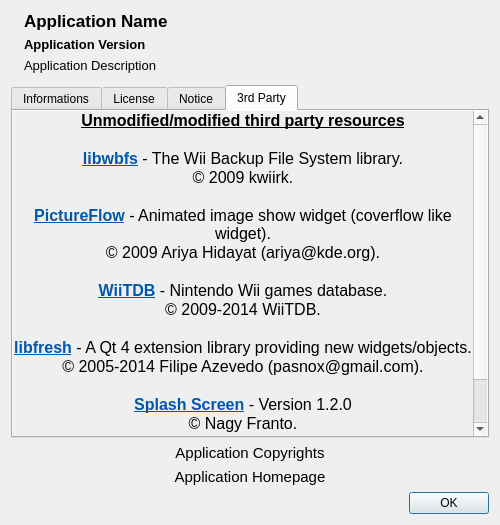
First picture: the form in qwbfs/src/UIAbout.ui, repository letzzar/qwbfsmanager, before the edit.
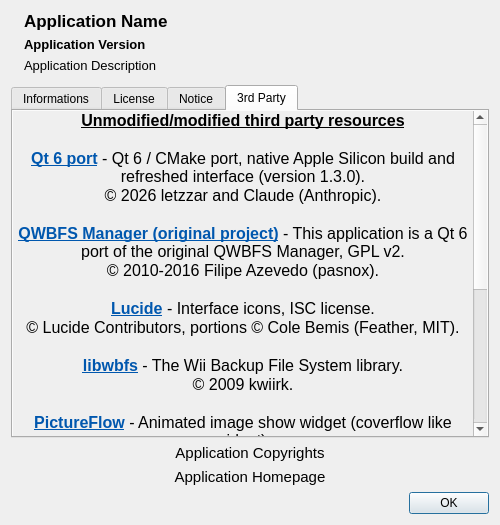
Second picture: the form after the edit. The open tabs and pages were chosen to show the change. Icons and pictures are not drawn.

Commit message:
Credits for the original project and the port, release notes for 1.3.0
- About dialog: credit the original QWBFS Manager, the Qt 6 port
  (letzzar and Claude) and the Lucide icons.
- README: credits and license section.
- Release notes in packages/release-notes, used by the release job.

The edit to the form file:
```diff
--- a/qwbfs/src/UIAbout.ui
+++ b/qwbfs/src/UIAbout.ui
@@ -822,6 +822,15 @@
 &lt;/style&gt;&lt;/head&gt;&lt;body&gt;
 &lt;p style=&quot; margin-top:0px; margin-bottom:0px; margin-left:0px; margin-right:0px; -qt-block-indent:0; text-indent:0px;&quot;&gt;&lt;span style=&quot; font-family:'Arial'; font-weight:600; text-decoration: underline;&quot;&gt;Unmodified/modified third party resources&lt;/span&gt;&lt;/p&gt;
 &lt;p style=&quot;-qt-paragraph-type:empty; margin-top:0px; margin-bottom:0px; margin-left:0px; margin-right:0px; -qt-block-indent:0; text-indent:0px; font-family:'Arial';&quot;&gt;&lt;/p&gt;
+&lt;p style=&quot; margin-top:0px; margin-bottom:0px; margin-left:0px; margin-right:0px; -qt-block-indent:0; text-indent:0px;&quot;&gt;&lt;a href=&quot;https://github.com/letzzar/qwbfsmanager&quot;&gt;&lt;span style=&quot; font-family:'Arial'; font-weight:600; text-decoration: underline; color:#0057ae;&quot;&gt;Qt 6 port&lt;/span&gt;&lt;/a&gt;&lt;span style=&quot; font-family:'Arial';&quot;&gt; - Qt 6 / CMake port, native Apple Silicon build and refreshed interface (version 1.3.0).&lt;/span&gt;&lt;/p&gt;
+&lt;p style=&quot; margin-top:0px; margin-bottom:0px; margin-left:0px; margin-right:0px; -qt-block-indent:0; text-indent:0px;&quot;&gt;&lt;span style=&quot; font-family:'Arial';&quot;&gt;© 2026 letzzar and Claude (Anthropic).&lt;/span&gt;&lt;/p&gt;
+&lt;p style=&quot;-qt-paragraph-type:empty; margin-top:0px; margin-bottom:0px; margin-left:0px; margin-right:0px; -qt-block-indent:0; text-indent:0px; font-family:'Arial';&quot;&gt;&lt;/p&gt;
+&lt;p style=&quot; margin-top:0px; margin-bottom:0px; margin-left:0px; margin-right:0px; -qt-block-indent:0; text-indent:0px;&quot;&gt;&lt;a href=&quot;https://github.com/pasnox/qwbfsmanager&quot;&gt;&lt;span style=&quot; font-family:'Arial'; font-weight:600; text-decoration: underline; color:#0057ae;&quot;&gt;QWBFS Manager (original project)&lt;/span&gt;&lt;/a&gt;&lt;span style=&quot; font-family:'Arial';&quot;&gt; - This application is a Qt 6 port of the original QWBFS Manager, GPL v2.&lt;/span&gt;&lt;/p&gt;
+&lt;p style=&quot; margin-top:0px; margin-bottom:0px; margin-left:0px; margin-right:0px; -qt-block-indent:0; text-indent:0px;&quot;&gt;&lt;span style=&quot; font-family:'Arial';&quot;&gt;© 2010-2016 Filipe Azevedo (pasnox).&lt;/span&gt;&lt;/p&gt;
+&lt;p style=&quot;-qt-paragraph-type:empty; margin-top:0px; margin-bottom:0px; margin-left:0px; margin-right:0px; -qt-block-indent:0; text-indent:0px; font-family:'Arial';&quot;&gt;&lt;/p&gt;
+&lt;p style=&quot; margin-top:0px; margin-bottom:0px; margin-left:0px; margin-right:0px; -qt-block-indent:0; text-indent:0px;&quot;&gt;&lt;a href=&quot;https://lucide.dev&quot;&gt;&lt;span style=&quot; font-family:'Arial'; font-weight:600; text-decoration: underline; color:#0057ae;&quot;&gt;Lucide&lt;/span&gt;&lt;/a&gt;&lt;span style=&quot; font-family:'Arial';&quot;&gt; - Interface icons, ISC license.&lt;/span&gt;&lt;/p&gt;
+&lt;p style=&quot; margin-top:0px; margin-bottom:0px; margin-left:0px; margin-right:0px; -qt-block-indent:0; text-indent:0px;&quot;&gt;&lt;span style=&quot; font-family:'Arial';&quot;&gt;© Lucide Contributors, portions © Cole Bemis (Feather, MIT).&lt;/span&gt;&lt;/p&gt;
+&lt;p style=&quot;-qt-paragraph-type:empty; margin-top:0px; margin-bottom:0px; margin-left:0px; margin-right:0px; -qt-block-indent:0; text-indent:0px; font-family:'Arial';&quot;&gt;&lt;/p&gt;
 &lt;p style=&quot; margin-top:0px; margin-bottom:0px; margin-left:0px; margin-right:0px; -qt-block-indent:0; text-indent:0px;&quot;&gt;&lt;a href=&quot;https://github.com/kwiirk/wbfs&quot;&gt;&lt;span style=&quot; font-family:'Arial'; font-weight:600; text-decoration: underline; color:#0057ae;&quot;&gt;libwbfs&lt;/span&gt;&lt;/a&gt;&lt;span style=&quot; font-family:'Arial';&quot;&gt; - The Wii Backup File System library.&lt;/span&gt;&lt;/p&gt;
 &lt;p style=&quot; margin-top:0px; margin-bottom:0px; margin-left:0px; margin-right:0px; -qt-block-indent:0; text-indent:0px;&quot;&gt;&lt;span style=&quot; font-family:'Arial';&quot;&gt;© 2009 kwiirk.&lt;/span&gt;&lt;/p&gt;
 &lt;p style=&quot;-qt-paragraph-type:empty; margin-top:0px; margin-bottom:0px; margin-left:0px; margin-right:0px; -qt-block-indent:0; text-indent:0px; font-family:'Arial';&quot;&gt;&lt;/p&gt;
```
The commit also changes 4 other files.
